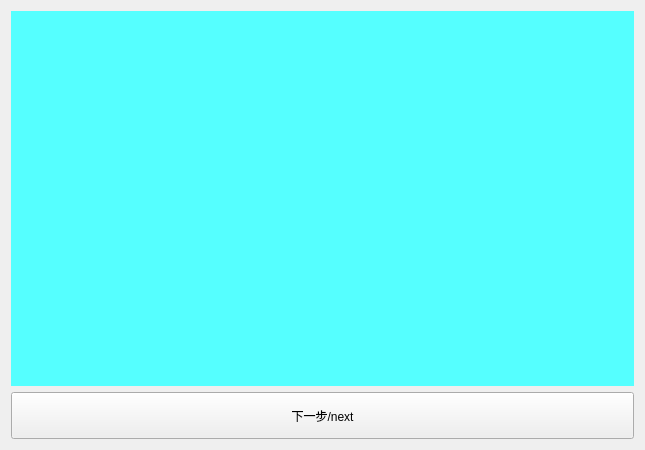
First picture: the form in resource/ui/restart_ai_on_opt.ui, repository Dawson-Jones/one_key_4_restart, before the edit.
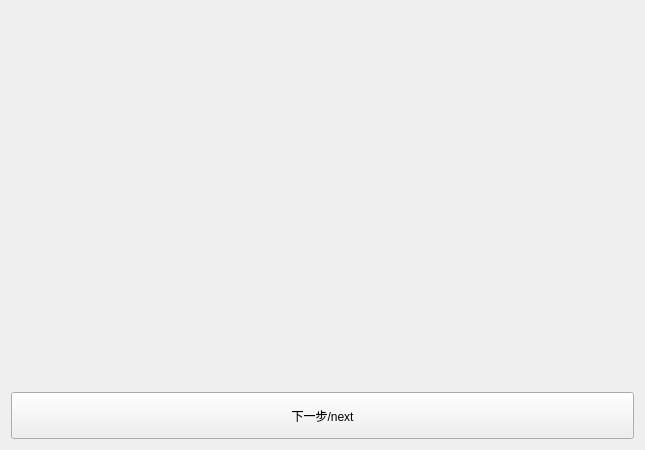
Second picture: the form after the edit.

```diff
--- a/resource/ui/restart_ai_on_opt.ui
+++ b/resource/ui/restart_ai_on_opt.ui
@@ -16,12 +16,12 @@
   <layout class="QVBoxLayout" name="verticalLayout" stretch="8,1">
    <item>
     <widget class="QLabel" name="img_lb">
-     <property name="styleSheet">
-      <string notr="true">background-color: rgb(85, 255, 255);</string>
-     </property>
      <property name="text">
       <string/>
      </property>
+     <property name="alignment">
+      <set>Qt::AlignCenter</set>
+     </property>
     </widget>
    </item>
    <item>
```
